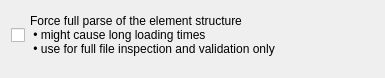
First picture: the form in gui/infooptionpage.ui, repository Martchus/tageditor, before the edit.
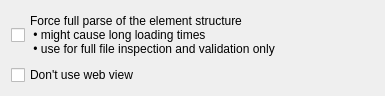
Second picture: the form after the edit.

Commit message: make web view and JavaScript engine optional

Patch:
```diff
--- a/gui/infooptionpage.ui
+++ b/gui/infooptionpage.ui
@@ -26,6 +26,13 @@
      </property>
     </widget>
    </item>
+   <item>
+    <widget class="QCheckBox" name="noWebViewCheckBox">
+     <property name="text">
+      <string>Don't use web view</string>
+     </property>
+    </widget>
+   </item>
    <item>
     <spacer name="verticalSpacer">
      <property name="orientation">
```
The commit also changes 14 other files.
